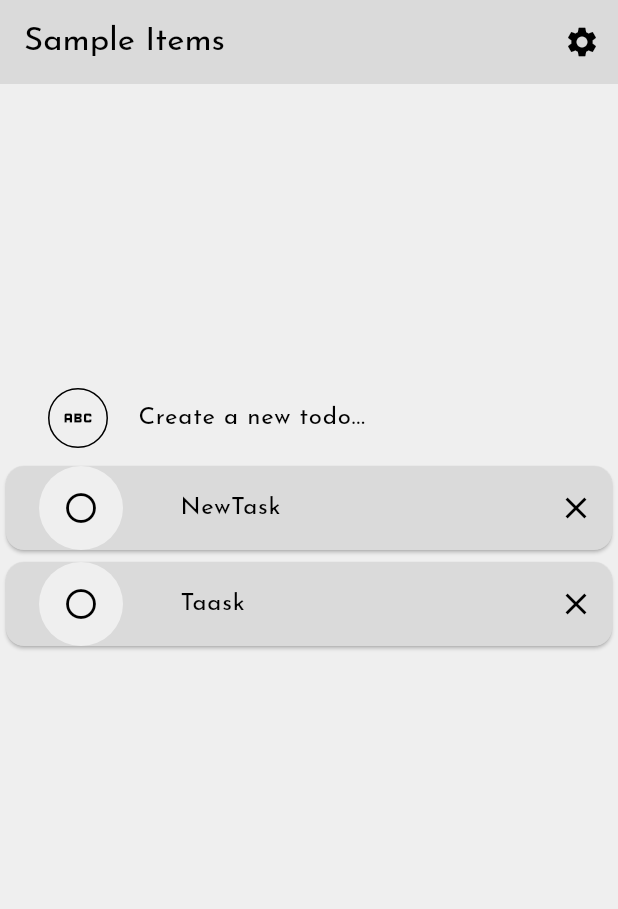
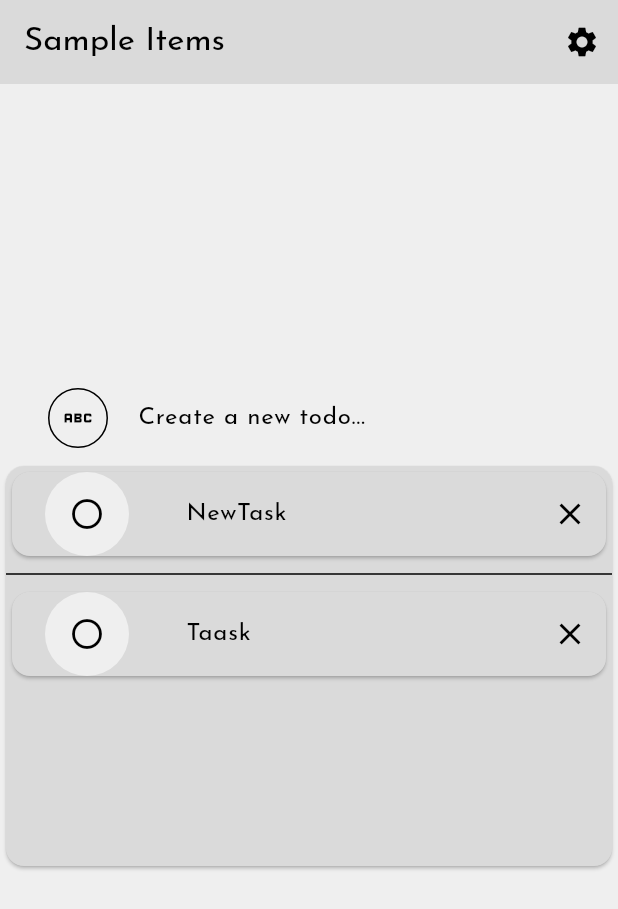
Before and after one commit to Isa-30a/what_todo, a Flutter app: the screen it shows after launch, on a phone screen of 412 x 824 dp. Shown: the top 909 px of the screen. Run offline on Flutter 3.47's test engine with Material 3 defaults, Android fonts, the light colour scheme and no system bars; our stand-ins replace google_fonts, sqflite; accounts and stored records are empty; generated files the repository leaves out were written again.

Commit message:
✨ feat: wrap ListView in Card and use ListView.separated for improved task list layout

```diff
--- a/lib/src/sample_feature/tasks_list_view.dart
+++ b/lib/src/sample_feature/tasks_list_view.dart
@@ -23,7 +23,11 @@ class TasksListView extends StatelessWidget {
       // In contrast to the default ListView constructor, which requires
       // building all Widgets up front, the ListView.builder constructor lazily
       // builds Widgets as they’re scrolled into view.
-      body: ListView.builder(
+      body: Card(
+        child: ListView.separated(
+          separatorBuilder: (BuildContext context, int index) =>
+              const Divider(),
+
           // Providing a restorationId allows the ListView to restore the
           // scroll position when a user leaves and returns to the app after it
           // has been killed while running in the background.
@@ -35,6 +39,7 @@ class TasksListView extends StatelessWidget {
             return TaskListTile(task: item);
           },
         ),
+      ),
     );
   }
 }
```
Lines whose indentation alone changed are shown as unchanged.
